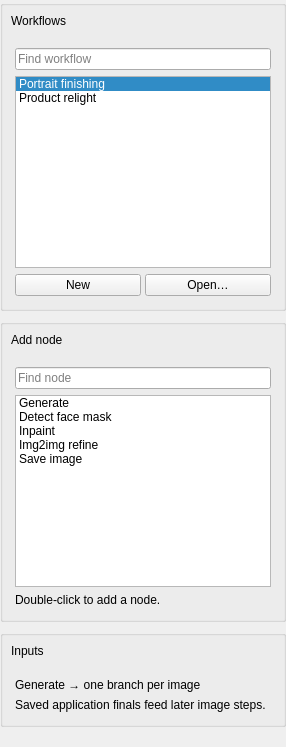
Above: src/dtflow/ui/forms/workflows_context.ui from djebaz/dtflow before the change. Below: the same form after it.
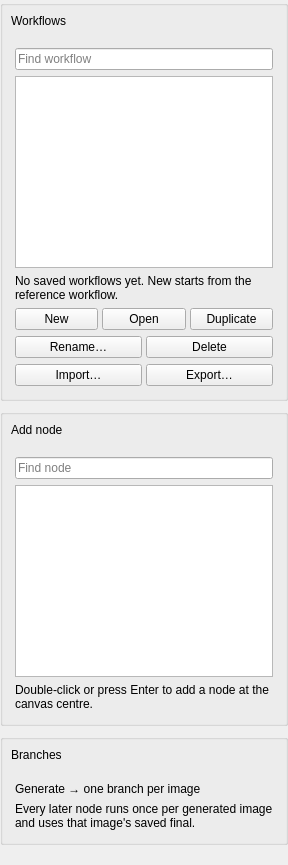
That is the form after the change.

Commit message: Workflows: production workspace, canvas, library and run view (#223)

Diff of the .ui file:
```diff
--- a/src/dtflow/ui/forms/workflows_context.ui
+++ b/src/dtflow/ui/forms/workflows_context.ui
@@ -102,25 +102,37 @@
            <property name="placeholderText">
             <string>Find workflow</string>
            </property>
+           <property name="accessibleName">
+            <string>Find workflow</string>
+           </property>
+           <property name="clearButtonEnabled">
+            <bool>true</bool>
+           </property>
           </widget>
          </item>
          <item>
           <widget class="QListWidget" name="workflowList">
-           <item>
-            <property name="text">
-             <string>Portrait finishing</string>
-            </property>
-           </item>
-           <item>
-            <property name="text">
-             <string>Product relight</string>
-            </property>
-           </item>
            <property name="maximumHeight">
             <number>86</number>
            </property>
-           <property name="currentRow">
-            <number>0</number>
+           <property name="accessibleName">
+            <string>Saved workflows</string>
+           </property>
+           <property name="toolTip">
+            <string>Double-click to open a saved workflow</string>
+           </property>
+          </widget>
+         </item>
+         <item>
+          <widget class="QLabel" name="workflowLibraryNote">
+           <property name="text">
+            <string>No saved workflows yet. New starts from the reference workflow.</string>
+           </property>
+           <property name="wordWrap">
+            <bool>true</bool>
+           </property>
+           <property name="role" stdset="0">
+            <string>secondary</string>
            </property>
           </widget>
          </item>
@@ -152,7 +164,120 @@
             <item>
              <widget class="QPushButton" name="openWorkflowButton">
               <property name="text">
-               <string>Open…</string>
+               <string>Open</string>
+              </property>
+              <property name="toolTip">
+               <string>Open the selected workflow</string>
+              </property>
+              <property name="accessibleName">
+               <string>Open the selected workflow</string>
+              </property>
+             </widget>
+            </item>
+            <item>
+             <widget class="QPushButton" name="duplicateWorkflowButton">
+              <property name="text">
+               <string>Duplicate</string>
+              </property>
+              <property name="toolTip">
+               <string>Duplicate the selected workflow</string>
+              </property>
+              <property name="accessibleName">
+               <string>Duplicate the selected workflow</string>
+              </property>
+             </widget>
+            </item>
+           </layout>
+          </widget>
+         </item>
+         <item>
+          <widget class="QWidget" name="workflowManageActions">
+           <layout class="QHBoxLayout" name="workflowManageActionsLayout">
+            <property name="leftMargin">
+             <number>0</number>
+            </property>
+            <property name="topMargin">
+             <number>0</number>
+            </property>
+            <property name="rightMargin">
+             <number>0</number>
+            </property>
+            <property name="bottomMargin">
+             <number>0</number>
+            </property>
+            <property name="spacing">
+             <number>4</number>
+            </property>
+            <item>
+             <widget class="QPushButton" name="renameWorkflowButton">
+              <property name="text">
+               <string>Rename…</string>
+              </property>
+              <property name="toolTip">
+               <string>Rename the selected workflow</string>
+              </property>
+              <property name="accessibleName">
+               <string>Rename the selected workflow</string>
+              </property>
+             </widget>
+            </item>
+            <item>
+             <widget class="QPushButton" name="deleteWorkflowButton">
+              <property name="text">
+               <string>Delete</string>
+              </property>
+              <property name="toolTip">
+               <string>Delete the selected workflow file</string>
+              </property>
+              <property name="accessibleName">
+               <string>Delete the selected workflow file</string>
+              </property>
+             </widget>
+            </item>
+           </layout>
+          </widget>
+         </item>
+         <item>
+          <widget class="QWidget" name="workflowTransferActions">
+           <layout class="QHBoxLayout" name="workflowTransferActionsLayout">
+            <property name="leftMargin">
+             <number>0</number>
+            </property>
+            <property name="topMargin">
+             <number>0</number>
+            </property>
+            <property name="rightMargin">
+             <number>0</number>
+            </property>
+            <property name="bottomMargin">
+             <number>0</number>
+            </property>
+            <property name="spacing">
+             <number>4</number>
+            </property>
+            <item>
+             <widget class="QPushButton" name="importWorkflowButton">
+              <property name="text">
+               <string>Import…</string>
+              </property>
+              <property name="toolTip">
+               <string>Import a DTFlow workflow JSON file</string>
+              </property>
+              <property name="accessibleName">
+               <string>Import a DTFlow workflow JSON file</string>
+              </property>
+             </widget>
+            </item>
+            <item>
+             <widget class="QPushButton" name="exportWorkflowButton">
+              <property name="text">
+               <string>Export…</string>
+              </property>
+              <property name="toolTip">
+               <string>Export the open workflow as a JSON file</string>
+              </property>
+              <property name="accessibleName">
+               <string>Export the open workflow as a JSON file</string>
               </property>
              </widget>
             </item>
@@ -249,35 +374,16 @@
            <property name="placeholderText">
             <string>Find node</string>
            </property>
+           <property name="accessibleName">
+            <string>Find node</string>
+           </property>
+           <property name="clearButtonEnabled">
+            <bool>true</bool>
+           </property>
           </widget>
          </item>
          <item>
           <widget class="QListWidget" name="nodePalette">
-           <item>
-            <property name="text">
-             <string>Generate</string>
-            </property>
-           </item>
-           <item>
-            <property name="text">
-             <string>Detect face mask</string>
-            </property>
-           </item>
-           <item>
-            <property name="text">
-             <string>Inpaint</string>
-            </property>
-           </item>
-           <item>
-            <property name="text">
-             <string>Img2img refine</string>
-            </property>
-           </item>
-           <item>
-            <property name="text">
-             <string>Save image</string>
-            </property>
-           </item>
            <property name="maximumHeight">
             <number>160</number>
            </property>
@@ -286,7 +392,7 @@
          <item>
           <widget class="QLabel" name="paletteHelp">
            <property name="text">
-            <string>Double-click to add a node.</string>
+            <string>Double-click or press Enter to add a node at the canvas centre.</string>
            </property>
            <property name="wordWrap">
             <bool>true</bool>
@@ -347,7 +453,7 @@
          <item>
           <widget class="QLabel" name="workflowSourcesTitle">
            <property name="text">
-            <string>Inputs</string>
+            <string>Branches</string>
            </property>
            <property name="wordWrap">
             <bool>true</bool>
@@ -394,7 +500,7 @@
          <item>
           <widget class="QLabel" name="workflowSourceNote">
            <property name="text">
-            <string>Saved application finals feed later image steps.</string>
+            <string>Every later node runs once per generated image and uses that image's saved final.</string>
            </property>
            <property name="wordWrap">
             <bool>true</bool>
```
Left out of the diff: 13 changed lines with no effect on the pictures. The commit also changes 20 other files.
